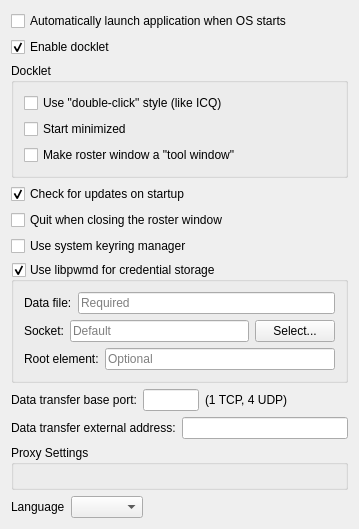
The window that src/options/opt_application.ui (benkibbey/psi) describes before a commit, drawn with Qt 5.
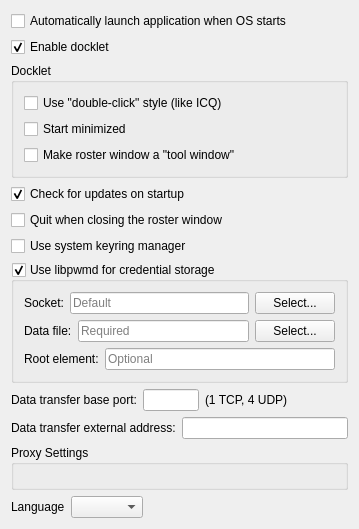
The same window after the commit.

Commit message:
libpwmd: Spawn a qpwmc editor to select options.
Needs qpwmc installed. Will update libpwmd options from the editor
values upon the editor exiting.

```diff
--- a/src/options/opt_application.ui
+++ b/src/options/opt_application.ui
@@ -127,6 +127,37 @@
       <property name="bottomMargin">
        <number>10</number>
       </property>
+      <item>
+       <layout class="QHBoxLayout">
+	<item>
+	 <widget class="QLabel" name="textLabel4">
+	  <property name="whatsThis">
+	   <string>The pwmd socket to connect to.</string>
+	  </property>
+	  <property name="text">
+	   <string>Socket:</string>
+	  </property>
+	 </widget>
+	</item>
+	<item>
+	 <widget class="QLineEdit" name="le_socket">
+	  <property name="placeholderText">
+	   <string>Default</string>
+	  </property>
+	 </widget>
+	</item>
+	<item>
+	 <widget class="QPushButton" name="pb_socket">
+	  <property name="whatsThis">
+	   <string>Select and configure pwmd sockets.</string>
+	  </property>
+	  <property name="text">
+	   <string>Select...</string>
+	  </property>
+	 </widget>
+	</item>
+       </layout>
+      </item>
       <item>
        <layout class="QHBoxLayout">
 	<item>
@@ -146,31 +177,10 @@
 	  </property>
 	 </widget>
 	</item>
-       </layout>
-      </item>
-      <item>
-       <layout class="QHBoxLayout">
 	<item>
-	 <widget class="QLabel" name="textLabel4">
+	 <widget class="QPushButton" name="pb_dataFile">
 	  <property name="whatsThis">
-	   <string>The pwmd socket to connect to.</string>
-	  </property>
-	  <property name="text">
-	   <string>Socket:</string>
-	  </property>
-	 </widget>
-	</item>
-	<item>
-	 <widget class="QLineEdit" name="le_socket">
-	  <property name="placeholderText">
-	   <string>Default</string>
-	  </property>
-	 </widget>
-	</item>
-	<item>
-	 <widget class="QPushButton" name="pb_socket">
-	  <property name="whatsThis">
-	   <string>Select and configure pwmd sockets.</string>
+	   <string>Select the data file to open and root element path.</string>
 	  </property>
 	  <property name="text">
 	   <string>Select...</string>
```
Left out of the diff: 4 changed lines with no effect on the pictures. The commit also changes 2 other files.
